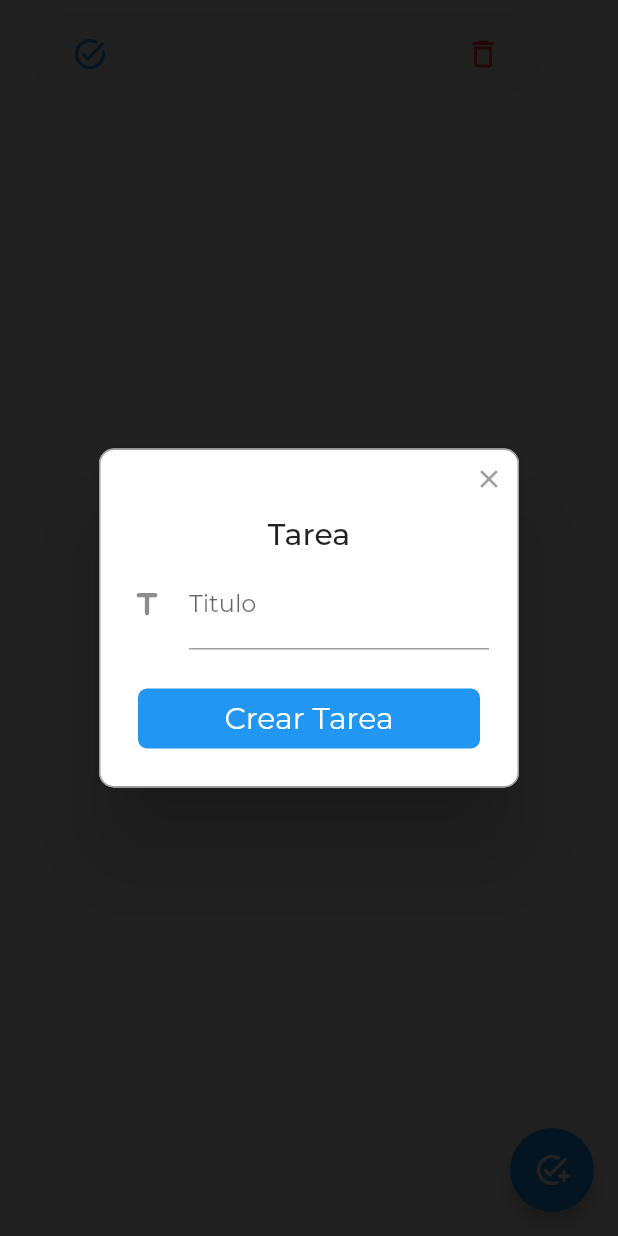
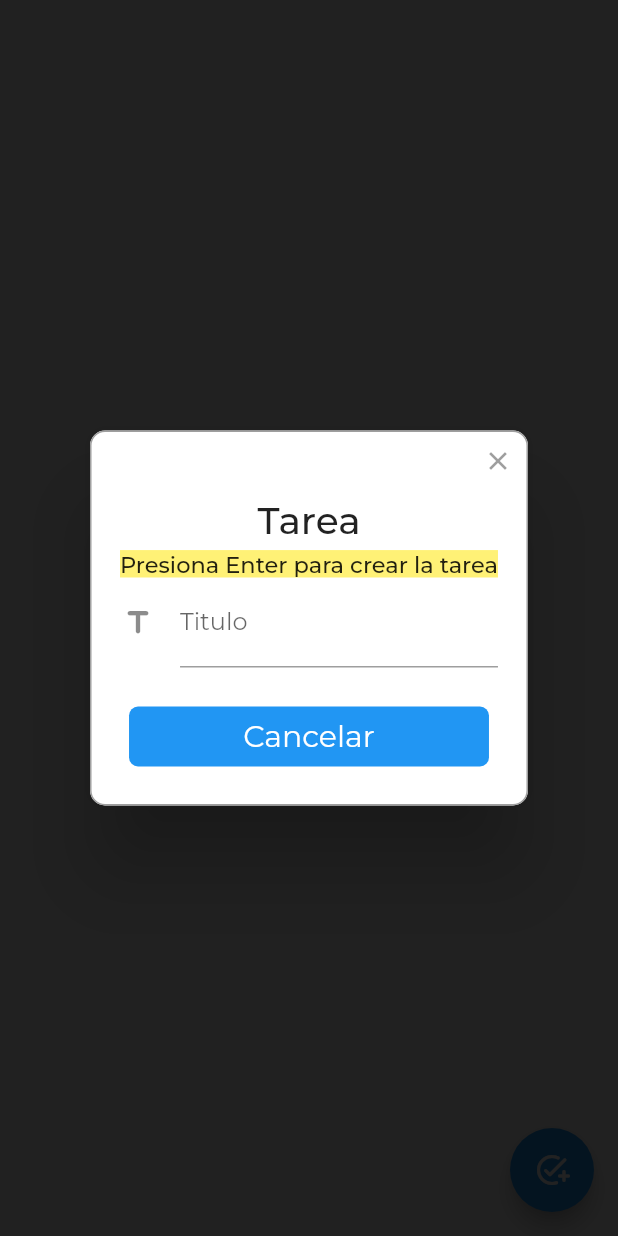
Before and after one commit to IosefSaiegh/todo_tasks, a Flutter app: the Etiquetas screen opened directly, after a tap on the "add task" icon, on a phone screen of 412 x 824 dp. Run offline on Flutter 3.47's test engine with Material 2 defaults, Android fonts, the phone set to English and light mode, and no system bars; drawn by our look-alikes of rflutter_alert; our stand-ins replace google_fonts.

Commit message:
fix puequenas cosas y editar cancelar alert btn

```diff
--- a/lib/pages/etiquetas.dart
+++ b/lib/pages/etiquetas.dart
@@ -4,86 +4,27 @@ import 'package:rflutter_alert/rflutter_alert.dart';
 import 'package:tareas/widgets/tarea.dart';
 
 class Etiquetas extends StatefulWidget {
+  const Etiquetas({Key? key}) : super(key: key);
+
   @override
   State<Etiquetas> createState() => _EtiquetasState();
 }
 
 class _EtiquetasState extends State<Etiquetas> {
+  bool completado = false;
+  TextStyle? fuenteMontserrat = GoogleFonts.montserrat();
+  String nuevoValor = '';
   final opciones = [];
-  bool completado = false;
   final tituloTarea = TextEditingController();
-  String nuevoValor = '';
-  TextStyle? fuenteMontserrat = GoogleFonts.montserrat();
-  @override
-  Widget build(BuildContext context) {
-    return Scaffold(
-      body: ListView(
-        children: crearItems(),
-      ),
-      floatingActionButton: FloatingActionButton(
-        onPressed: () {
-          setState(() {
-            Alert(
-              context: context,
-              title: 'Tarea',
-              style: AlertStyle(
-                titleStyle: GoogleFonts.montserrat(),
-              ),
-              content: Column(
-                children: [
-                  TextField(
-                    decoration: InputDecoration(
-                      icon: const Icon(Icons.title_rounded),
-                      labelText: 'Titulo',
-                      labelStyle: fuenteMontserrat,
-                    ),
-                    controller: tituloTarea,
-                    style: fuenteMontserrat,
-                    onChanged: (newValue) {
-                      setState(() {
-                        nuevoValor = newValue;
-                      });
-                    },
-                  ),
-                ],
-              ),
-              buttons: [
-                DialogButton(
-                  onPressed: () => Navigator.pop(context),
-                  child: Text(
-                    'Crear Tarea',
-                    style: GoogleFonts.montserrat(
-                      color: Colors.white,
-                      fontSize: 20,
-                    ),
-                  ),
-                )
-              ],
-            ).show();
-          });
-          setState(() {
-            opciones.add(tituloTarea.text);
-          });
-        },
-        child: const Icon(Icons.add_task_rounded),
-      ),
-    );
-  }
 
   List<Widget> crearItems() {
     final lista = <Widget>[];
     for (String opt in opciones) {
       final tempWidget = TareaListTile(
-        titulo: opt == nuevoValor
-            ? Text(
-                opt,
-                style: fuenteMontserrat,
-              )
-            : Text(
-                nuevoValor,
-                style: fuenteMontserrat,
-              ),
-              //Text(opt),
+        titulo: Text(
+          opt,
+          style: fuenteMontserrat,
+        ),
         completado: completado,
         iconCompletado: IconButton(
           icon: const Icon(
@@ -123,4 +64,66 @@ class _EtiquetasState extends State<Etiquetas> {
 
     return lista;
   }
+
+  @override
+  Widget build(BuildContext context) {
+    return Scaffold(
+      body: ListView(
+        children: crearItems(),
+      ),
+      floatingActionButton: FloatingActionButton(
+        onPressed: () {
+          setState(
+            () {
+              Alert(
+                context: context,
+                title: 'Tarea',
+                style: AlertStyle(
+                  titleStyle: GoogleFonts.montserrat(
+                    fontSize: 25,
+                  ),
+                  descStyle: GoogleFonts.montserrat(
+                    fontSize: 15,
+                    backgroundColor: Colors.yellow[300],
+                  ),
+                ),
+                content: Column(
+                  children: [
+                    TextField(
+                      decoration: InputDecoration(
+                        icon: const Icon(Icons.title_rounded),
+                        labelText: 'Titulo',
+                        labelStyle: fuenteMontserrat,
+                      ),
+                      controller: tituloTarea,
+                      style: fuenteMontserrat,
+                      onSubmitted: (newValue) {
+                        setState(() {
+                          opciones.add(newValue);
+                        });
+                      },
+                    ),
+                  ],
+                ),
+                buttons: [
+                  DialogButton(
+                    onPressed: () => Navigator.pop(context),
+                    child: Text(
+                      'Cancelar',
+                      style: GoogleFonts.montserrat(
+                        color: Colors.white,
+                        fontSize: 20,
+                      ),
+                    ),
+                  )
+                ],
+                desc: 'Presiona Enter para crear la tarea',
+              ).show();
+            },
+          );
+        },
+        child: const Icon(Icons.add_task_rounded),
+      ),
+    );
+  }
 }
--- a/pubspec.yaml
+++ b/pubspec.yaml
@@ -22,12 +22,14 @@ dependencies:
   flutter_gen: ^3.1.2
   google_fonts: ^2.1.0
   rflutter_alert: ^2.0.4
+  shared_preferences: ^2.0.7
+  shared_preferences_windows: ^2.0.2
 
 dev_dependencies:
+  flutter_launcher_icons: "^0.9.2"
   flutter_lints: ^1.0.0
   flutter_test:
     sdk: flutter
-  flutter_launcher_icons: "^0.9.2"
 
 flutter_icons:
   android: true
```
Also changed, not shown: lib/home_page.dart (+4 -4 lines), lib/pages/fijadas.dart (+12 -3 lines), lib/pages/todas.dart (+74 -71 lines), pubspec.lock, 1 other file.
